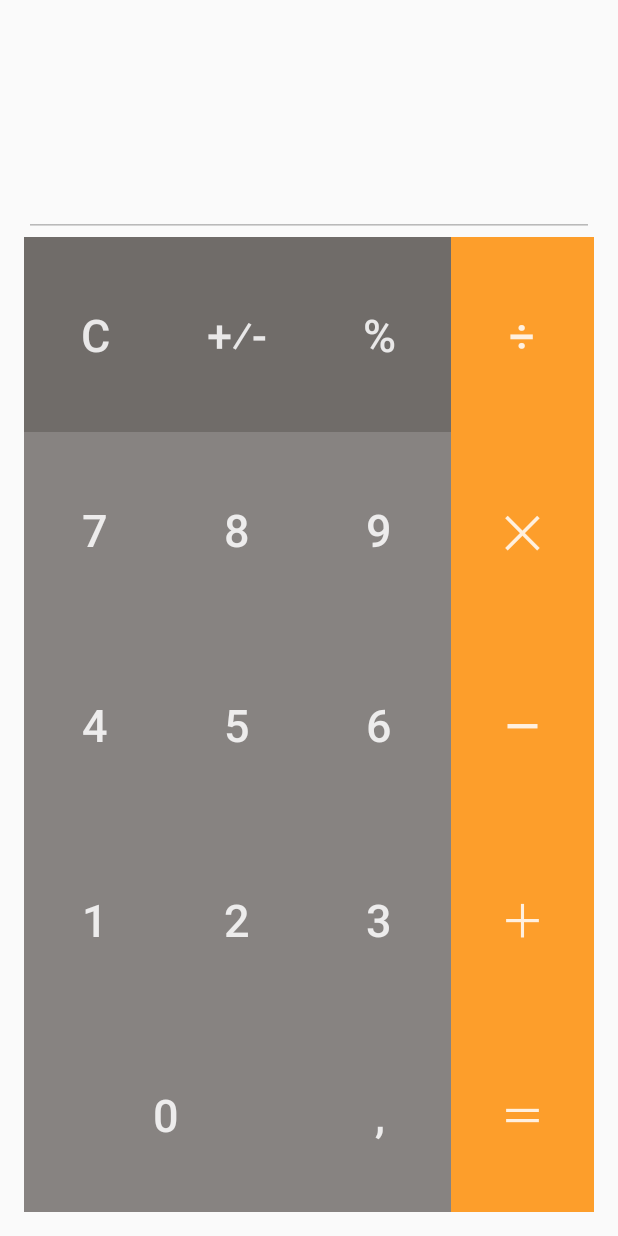
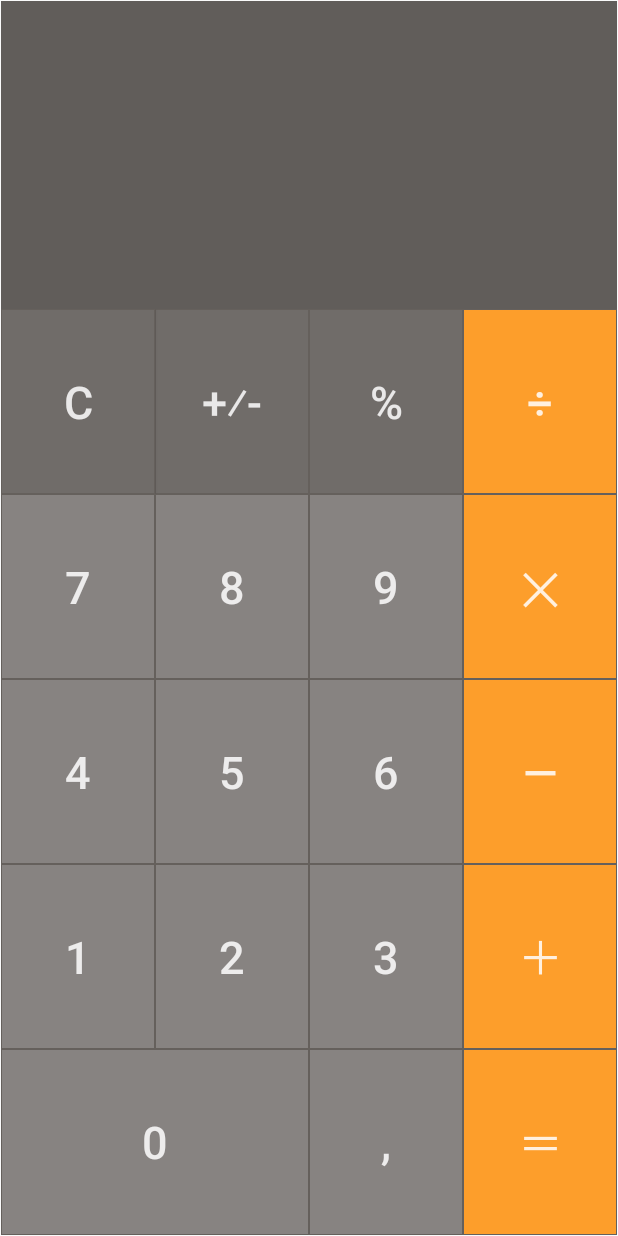
Before and after one commit to Wekker/androidCalculator, an Android app: the layout activity_main.xml on its own in the app's theme, with its tools: preview values and no code run, on a phone screen of 412 x 824 dp. Run offline under Robolectric (Android 15) with nearby library versions, the phone set to English and light mode, and no system bars.

Commit message:
Make view to be shown in fullscreen, add border color

```diff
--- a/app/src/main/AndroidManifest.xml
+++ b/app/src/main/AndroidManifest.xml
@@ -8,8 +8,10 @@
         android:label="@string/app_name"
         android:roundIcon="@mipmap/ic_launcher_round"
         android:supportsRtl="true"
-        android:theme="@style/AppTheme">
-        <activity android:name=".MainActivity">
+        android:theme="@style/Theme.AppCompat.Light.NoActionBar">
+        <activity
+            android:name=".MainActivity"
+            android:theme="@style/FullScreenMode">
             <intent-filter>
                 <action android:name="android.intent.action.MAIN" />
 
--- a/app/src/main/res/drawable/button_border.xml
+++ b/app/src/main/res/drawable/advanced_arithmetic_button_border.xml
@@ -2,6 +2,7 @@
 <shape xmlns:android="http://schemas.android.com/apk/res/android"
     android:shape="rectangle">
     <stroke
-        android:width="@dimen/border_width"
+        android:width="@dimen/button_border_width"
         android:color="@color/colorButtonBorder" />
+    <solid android:color="@color/colorAdvancedArithmeticButton" />
 </shape>
--- /dev/null
+++ b/app/src/main/res/drawable/basic_arithmetic_button_border.xml
@@ -0,0 +1,8 @@
+<?xml version="1.0" encoding="utf-8"?>
+<shape xmlns:android="http://schemas.android.com/apk/res/android"
+    android:shape="rectangle">
+    <stroke
+        android:width="@dimen/button_border_width"
+        android:color="@color/colorButtonBorder" />
+    <solid android:color="@color/colorBasicArithmeticButton" />
+</shape>
--- /dev/null
+++ b/app/src/main/res/drawable/numeric_button_border.xml
@@ -0,0 +1,8 @@
+<?xml version="1.0" encoding="utf-8"?>
+<shape xmlns:android="http://schemas.android.com/apk/res/android"
+    android:shape="rectangle">
+    <stroke
+        android:width="@dimen/button_border_width"
+        android:color="@color/colorButtonBorder" />
+    <solid android:color="@color/colorNumericButton" />
+</shape>
--- a/app/src/main/res/layout/activity_main.xml
+++ b/app/src/main/res/layout/activity_main.xml
@@ -1,38 +1,36 @@
 <?xml version="1.0" encoding="utf-8"?>
-<layout xmlns:android="http://schemas.android.com/apk/res/android">
+<layout xmlns:android="http://schemas.android.com/apk/res/android"
+    xmlns:tools="http://schemas.android.com/tools"
+    tools:context=".MainActivity">
 
-    <RelativeLayout xmlns:tools="http://schemas.android.com/tools"
+    <LinearLayout
+        android:id="@+id/main_panel"
         android:layout_width="match_parent"
         android:layout_height="match_parent"
+        android:orientation="vertical"
         android:paddingLeft="@dimen/activity_horizontal_margin"
         android:paddingTop="@dimen/activity_vertical_margin"
         android:paddingRight="@dimen/activity_horizontal_margin"
-        android:paddingBottom="@dimen/activity_vertical_margin"
-        tools:context=".MainActivity">
-
-        <TextView
-            android:id="@+id/displayLayout"
-            android:layout_width="match_parent"
-            android:layout_height="wrap_content"
-            android:layout_marginBottom="30dp"
-            android:textSize="30sp" />
+        android:paddingBottom="@dimen/activity_vertical_margin">
 
         <EditText
             android:id="@+id/editText"
             android:layout_width="match_parent"
-            android:layout_height="wrap_content"
-            android:layout_below="@id/displayLayout"
+            android:layout_height="0dp"
+            android:layout_weight="0.25"
+            android:background="@color/colorMainDislay"
             android:enabled="false"
             android:gravity="bottom"
             android:lines="2"
             android:maxLines="2"
+            android:textColor="@color/colorMainDislayText"
             android:textSize="20sp" />
 
         <LinearLayout
             android:id="@+id/basic_button_panel"
             android:layout_width="match_parent"
-            android:layout_height="match_parent"
-            android:layout_below="@id/editText"
+            android:layout_height="0dp"
+            android:layout_weight="0.75"
             android:orientation="vertical">
 
             <LinearLayout
@@ -42,12 +40,11 @@
                 android:layout_weight="@dimen/regular_button_weight">
 
                 <Button
-                    android:id="@+id/button_c"
-                    style="@style/Widget.AppCompat.Button.Borderless"
+                    android:id="@+id/button_clear"
                     android:layout_width="@dimen/regular_button_width"
                     android:layout_height="match_parent"
                     android:layout_weight="@dimen/regular_button_weight"
-                    android:background="@color/colorAdvancedArithmeticButton"
+                    android:background="@drawable/advanced_arithmetic_button_border"
                     android:text="@string/button_clear"
                     android:textColor="@color/colorAdvancedArithmeticText"
                     android:textSize="@dimen/regular_button_size" />
@@ -58,7 +55,7 @@
                     android:layout_width="@dimen/regular_button_width"
                     android:layout_height="match_parent"
                     android:layout_weight="@dimen/regular_button_weight"
-                    android:background="@color/colorAdvancedArithmeticButton"
+                    android:background="@drawable/advanced_arithmetic_button_border"
                     android:text="@string/button_arithmetic_sign"
                     android:textColor="@color/colorAdvancedArithmeticText"
                     android:textSize="@dimen/regular_button_size" />
@@ -69,7 +66,7 @@
                     android:layout_width="@dimen/regular_button_width"
                     android:layout_height="match_parent"
                     android:layout_weight="@dimen/regular_button_weight"
-                    android:background="@color/colorAdvancedArithmeticButton"
+                    android:background="@drawable/advanced_arithmetic_button_border"
                     android:text="@string/button_percentage"
                     android:textColor="@color/colorAdvancedArithmeticText"
                     android:textSize="@dimen/regular_button_size" />
@@ -80,7 +77,7 @@
                     android:layout_width="@dimen/regular_button_width"
                     android:layout_height="match_parent"
                     android:layout_weight="@dimen/regular_button_weight"
-                    android:background="@color/colorBasicArithmeticButton"
+                    android:background="@drawable/basic_arithmetic_button_border"
                     android:text="@string/button_divide"
                     android:textColor="@color/colorBasicArithmeticText"
                     android:textSize="@dimen/regular_button_size" />
@@ -98,7 +95,7 @@
                     android:layout_width="@dimen/regular_button_width"
                     android:layout_height="match_parent"
                     android:layout_weight="@dimen/regular_button_weight"
-                    android:background="@color/colorNumericButton"
+                    android:background="@drawable/numeric_button_border"
                     android:text="@string/button_seven"
                     android:textColor="@color/colorNumericText"
                     android:textSize="@dimen/regular_button_size" />
@@ -109,7 +106,7 @@
                     android:layout_width="@dimen/regular_button_width"
                     android:layout_height="match_parent"
                     android:layout_weight="@dimen/regular_button_weight"
-                    android:background="@color/colorNumericButton"
+                    android:background="@drawable/numeric_button_border"
                     android:text="@string/button_eight"
                     android:textColor="@color/colorNumericText"
                     android:textSize="@dimen/regular_button_size" />
@@ -120,7 +117,7 @@
                     android:layout_width="@dimen/regular_button_width"
                     android:layout_height="match_parent"
                     android:layout_weight="@dimen/regular_button_weight"
-                    android:background="@color/colorNumericButton"
+                    android:background="@drawable/numeric_button_border"
                     android:text="@string/button_nine"
                     android:textColor="@color/colorNumericText"
                     android:textSize="@dimen/regular_button_size" />
@@ -131,7 +128,7 @@
                     android:layout_width="@dimen/regular_button_width"
                     android:layout_height="match_parent"
                     android:layout_weight="@dimen/regular_button_weight"
-                    android:background="@color/colorBasicArithmeticButton"
+                    android:background="@drawable/basic_arithmetic_button_border"
                     android:text="@string/button_multiply"
                     android:textColor="@color/colorBasicArithmeticText"
                     android:textSize="@dimen/regular_button_size" />
@@ -149,7 +146,7 @@
                     android:layout_width="@dimen/regular_button_width"
                     android:layout_height="match_parent"
                     android:layout_weight="@dimen/regular_button_weight"
-                    android:background="@color/colorNumericButton"
+                    android:background="@drawable/numeric_button_border"
                     android:text="@string/button_four"
                     android:textColor="@color/colorNumericText"
                     android:textSize="@dimen/regular_button_size" />
@@ -160,7 +157,7 @@
                     android:layout_width="@dimen/regular_button_width"
                     android:layout_height="match_parent"
                     android:layout_weight="@dimen/regular_button_weight"
-                    android:background="@color/colorNumericButton"
+                    android:background="@drawable/numeric_button_border"
                     android:text="@string/button_five"
                     android:textColor="@color/colorNumericText"
                     android:textSize="@dimen/regular_button_size" />
@@ -171,7 +168,7 @@
                     android:layout_width="@dimen/regular_button_width"
                     android:layout_height="match_parent"
                     android:layout_weight="@dimen/regular_button_weight"
-                    android:background="@color/colorNumericButton"
+                    android:background="@drawable/numeric_button_border"
                     android:text="@string/button_six"
                     android:textColor="@color/colorNumericText"
                     android:textSize="@dimen/regular_button_size" />
@@ -182,7 +179,7 @@
                     android:layout_width="@dimen/regular_button_width"
                     android:layout_height="match_parent"
                     android:layout_weight="@dimen/regular_button_weight"
-                    android:background="@color/colorBasicArithmeticButton"
+                    android:background="@drawable/basic_arithmetic_button_border"
                     android:text="@string/button_subtract"
                     android:textColor="@color/colorBasicArithmeticText"
                     android:textSize="@dimen/regular_button_size" />
@@ -200,7 +197,7 @@
                     android:layout_width="@dimen/regular_button_width"
                     android:layout_height="match_parent"
                     android:layout_weight="@dimen/regular_button_weight"
-                    android:background="@color/colorNumericButton"
+                    android:background="@drawable/numeric_button_border"
                     android:text="@string/button_one"
                     android:textColor="@color/colorNumericText"
                     android:textSize="@dimen/regular_button_size" />
@@ -211,7 +208,7 @@
                     android:layout_width="@dimen/regular_button_width"
                     android:layout_height="match_parent"
                     android:layout_weight="@dimen/regular_button_weight"
-                    android:background="@color/colorNumericButton"
+                    android:background="@drawable/numeric_button_border"
                     android:text="@string/button_two"
                     android:textColor="@color/colorNumericText"
                     android:textSize="@dimen/regular_button_size" />
@@ -222,7 +219,7 @@
                     android:layout_width="@dimen/regular_button_width"
                     android:layout_height="match_parent"
                     android:layout_weight="@dimen/regular_button_weight"
-                    android:background="@color/colorNumericButton"
+                    android:background="@drawable/numeric_button_border"
                     android:text="@string/button_three"
                     android:textColor="@color/colorNumericText"
                     android:textSize="@dimen/regular_button_size" />
@@ -233,7 +230,7 @@
                     android:layout_width="@dimen/regular_button_width"
                     android:layout_height="match_parent"
                     android:layout_weight="@dimen/regular_button_weight"
-                    android:background="@color/colorBasicArithmeticButton"
+                    android:background="@drawable/basic_arithmetic_button_border"
                     android:text="@string/button_add"
                     android:textColor="@color/colorBasicArithmeticText"
                     android:textSize="@dimen/regular_button_size" />
@@ -251,7 +248,7 @@
                     android:layout_width="@dimen/regular_button_width"
                     android:layout_height="match_parent"
                     android:layout_weight="@dimen/regular_button_weight"
-                    android:background="@color/colorNumericButton"
+                    android:background="@drawable/numeric_button_border"
                     android:text="@string/button_zero"
                     android:textColor="@color/colorNumericText"
                     android:textSize="@dimen/regular_button_size" />
@@ -262,7 +259,7 @@
                     android:layout_width="@dimen/regular_button_width"
                     android:layout_height="match_parent"
                     android:layout_weight="@dimen/regular_button_half_weight"
-                    android:background="@color/colorNumericButton"
+                    android:background="@drawable/numeric_button_border"
                     android:text="@string/button_comma"
                     android:textColor="@color/colorNumericText"
                     android:textSize="@dimen/regular_button_size" />
@@ -273,11 +270,11 @@
                     android:layout_width="@dimen/regular_button_width"
                     android:layout_height="match_parent"
                     android:layout_weight="@dimen/regular_button_half_weight"
-                    android:background="@color/colorBasicArithmeticButton"
+                    android:background="@drawable/basic_arithmetic_button_border"
                     android:text="@string/button_equal"
                     android:textColor="@color/colorBasicArithmeticText"
                     android:textSize="@dimen/regular_button_size" />
             </LinearLayout>
         </LinearLayout>
-    </RelativeLayout>
+    </LinearLayout>
 </layout>
--- a/app/src/main/res/values/colors.xml
+++ b/app/src/main/res/values/colors.xml
@@ -3,7 +3,6 @@
     <color name="colorPrimary">#008577</color>
     <color name="colorPrimaryDark">#00574B</color>
     <color name="colorAccent">#D81B60</color>
-    <color name="colorBlack">#D81B60</color>
 
     <color name="colorMainDislay">#615D5A</color>
     <color name="colorMainDislayText">#FFFFFF</color>
--- a/app/src/main/res/values/dimens.xml
+++ b/app/src/main/res/values/dimens.xml
@@ -1,11 +1,11 @@
 <?xml version="1.0" encoding="utf-8"?>
 <resources>
-    <dimen name="activity_horizontal_margin">16dp</dimen>
-    <dimen name="activity_vertical_margin">16dp</dimen>
+    <dimen name="activity_horizontal_margin">1px</dimen>
+    <dimen name="activity_vertical_margin">1px</dimen>
     <dimen name="regular_button_size">30sp</dimen>
     <dimen name="regular_button_width">0dp</dimen>
     <dimen name="regular_button_weight">1</dimen>
     <dimen name="regular_button_half_weight">0.5</dimen>
     <dimen name="regular_button_three_quarter_weight">0.75</dimen>
-    <dimen name="border_width">1px</dimen>
+    <dimen name="button_border_width">1px</dimen>
 </resources>
--- a/app/src/main/res/values/strings.xml
+++ b/app/src/main/res/values/strings.xml
@@ -19,4 +19,5 @@
     <string name="button_two">2</string>
     <string name="button_one">1</string>
     <string name="button_zero">0</string>
+    <string name="display_initial_value">0</string>
 </resources>
--- a/app/src/main/res/values/styles.xml
+++ b/app/src/main/res/values/styles.xml
@@ -1,11 +1,17 @@
 <resources>
 
     <!-- Base application theme. -->
-    <style name="AppTheme" parent="Theme.AppCompat.Light.DarkActionBar">
+    <style name="AppTheme" parent="Theme.AppCompat.Light.NoActionBar">
         <!-- Customize your theme here. -->
         <item name="colorPrimary">@color/colorPrimary</item>
         <item name="colorPrimaryDark">@color/colorPrimaryDark</item>
         <item name="colorAccent">@color/colorAccent</item>
     </style>
 
+    <style name="FullScreenMode" parent="@style/Theme.AppCompat.Light.NoActionBar">
+        <item name="android:windowNoTitle">true</item>
+        <item name="android:windowActionBar">false</item>
+        <item name="android:windowFullscreen">true</item>
+        <item name="android:windowContentOverlay">@null</item>
+    </style>
 </resources>
```
